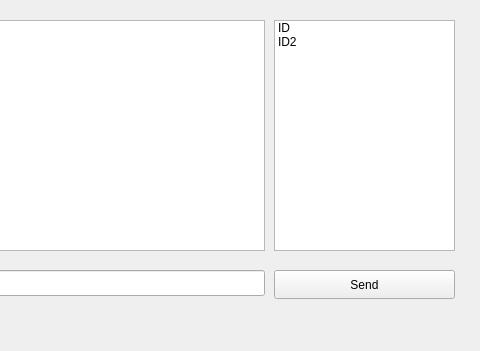
Above: server/chatroom.ui from heejin5484/Veda_Mini2 before the change; both pictures show x 136 to 616 and y 0 to 351 of the 616 by 460 pixel window. Below: the same form after it.
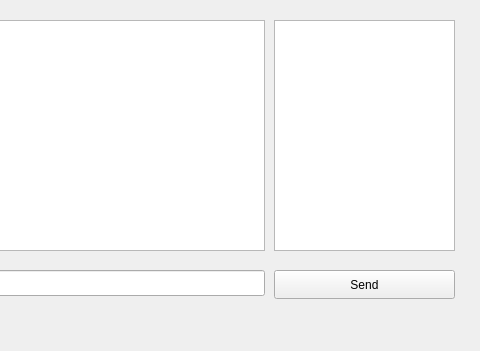
That is the form after the change. Icons and pictures are not drawn.

```diff
--- a/server/chatroom.ui
+++ b/server/chatroom.ui
@@ -22,25 +22,6 @@
      <height>231</height>
     </rect>
    </property>
-   <item>
-    <property name="text">
-     <string>ID</string>
-    </property>
-    <property name="statusTip">
-     <string notr="true"/>
-    </property>
-    <property name="icon">
-     <iconset theme="QIcon::ThemeIcon::CameraWeb"/>
-    </property>
-   </item>
-   <item>
-    <property name="text">
-     <string>ID2</string>
-    </property>
-    <property name="icon">
-     <iconset theme="QIcon::ThemeIcon::CameraWeb"/>
-    </property>
-   </item>
   </widget>
   <widget class="QTextEdit" name="textEdit">
    <property name="geometry">
```
